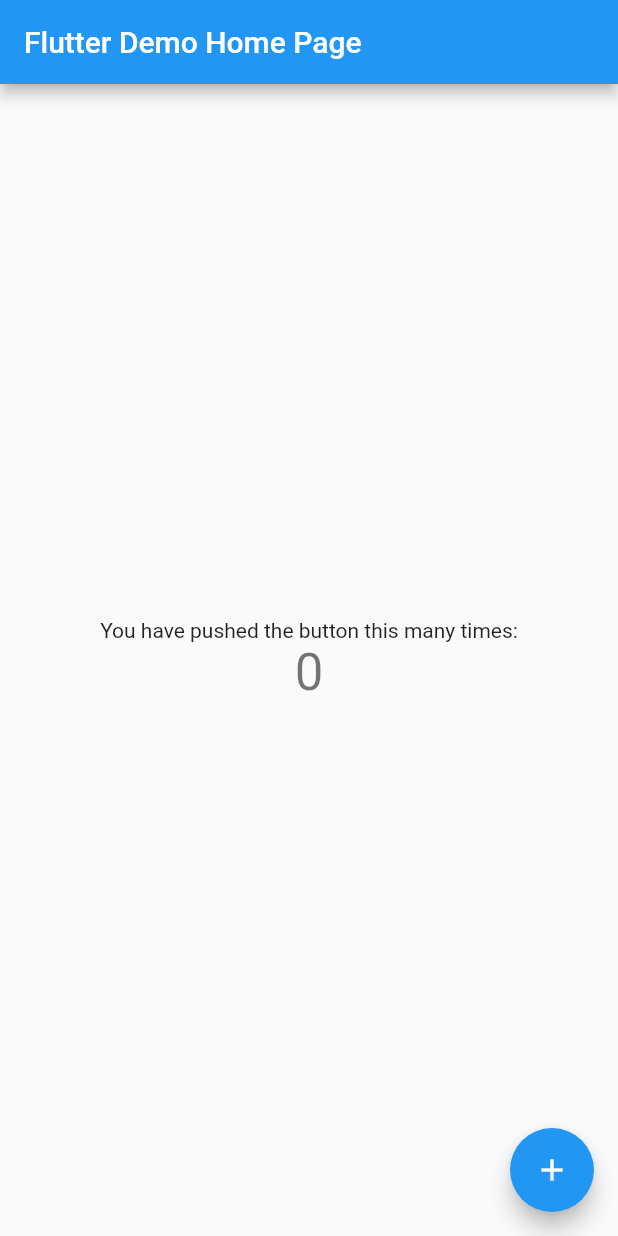
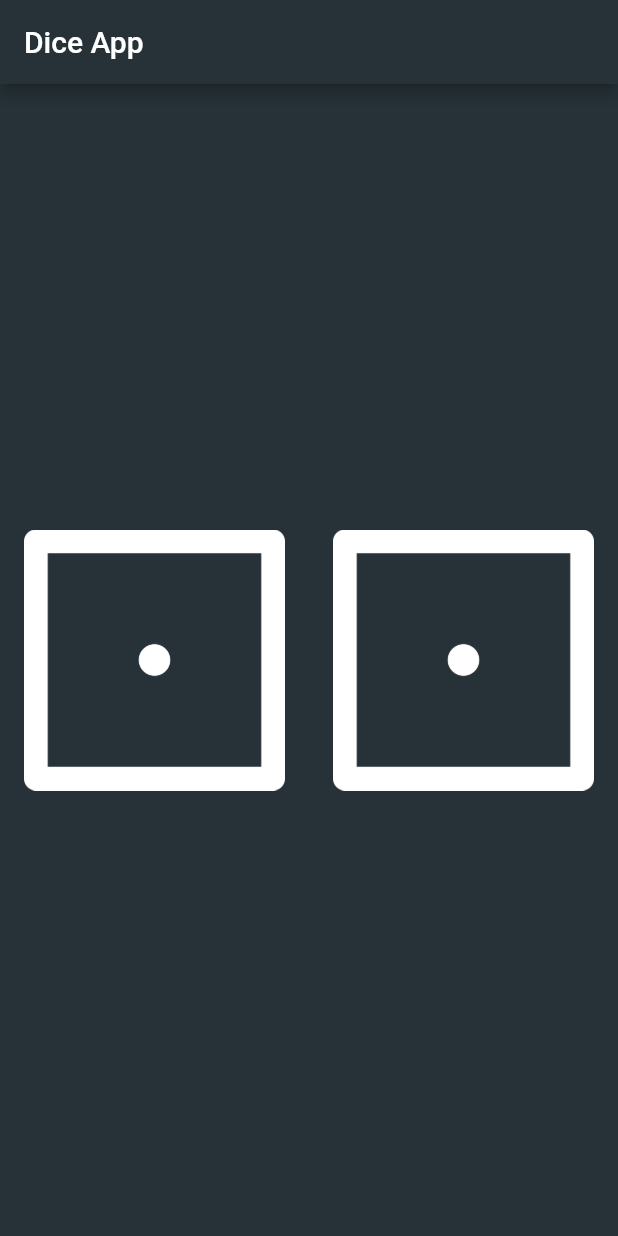
Before and after one commit to frankdavid-addae/flutter-dice-app, a Flutter app: the screen it shows after launch, on a phone screen of 412 x 824 dp. Run offline on Flutter 3.47's test engine with Material 2 defaults, Android fonts, the phone set to English and light mode, and no system bars.

Commit message:
rolling dice functionality completed

```diff
--- a/lib/main.dart
+++ b/lib/main.dart
@@ -1,115 +1,66 @@
 import 'package:flutter/material.dart';
+import 'dart:math';
 
 void main() {
-  runApp(const MyApp());
+  runApp(
+    MaterialApp(
+      debugShowCheckedModeBanner: false,
+      home: Scaffold(
+        backgroundColor: Colors.blueGrey.shade900,
+        appBar: AppBar(
+          title: const Text('Dice App'),
+          backgroundColor: Colors.blueGrey.shade900,
+        ),
+        body: const DicePage(),
+      ),
+    ),
+  );
 }
 
-class MyApp extends StatelessWidget {
-  const MyApp({Key? key}) : super(key: key);
+class DicePage extends StatefulWidget {
+  const DicePage({Key? key}) : super(key: key);
 
-  // This widget is the root of your application.
   @override
-  Widget build(BuildContext context) {
-    return MaterialApp(
-      title: 'Flutter Demo',
-      theme: ThemeData(
-        // This is the theme of your application.
-        //
-        // Try running your application with "flutter run". You'll see the
-        // application has a blue toolbar. Then, without quitting the app, try
-        // changing the primarySwatch below to Colors.green and then invoke
-        // "hot reload" (press "r" in the console where you ran "flutter run",
-        // or simply save your changes to "hot reload" in a Flutter IDE).
-        // Notice that the counter didn't reset back to zero; the application
-        // is not restarted.
-        primarySwatch: Colors.blue,
-      ),
-      home: const MyHomePage(title: 'Flutter Demo Home Page'),
-    );
-  }
+  State<DicePage> createState() => _DicePageState();
 }
 
-class MyHomePage extends StatefulWidget {
-  const MyHomePage({Key? key, required this.title}) : super(key: key);
+class _DicePageState extends State<DicePage> {
+  int leftDiceNumber = 1, rightDiceNumber = 1;
 
-  // This widget is the home page of your application. It is stateful, meaning
-  // that it has a State object (defined below) that contains fields that affect
-  // how it looks.
-
-  // This class is the configuration for the state. It holds the values (in this
-  // case the title) provided by the parent (in this case the App widget) and
-  // used by the build method of the State. Fields in a Widget subclass are
-  // always marked "final".
-
-  final String title;
-
-  @override
-  State<MyHomePage> createState() => _MyHomePageState();
-}
-
-class _MyHomePageState extends State<MyHomePage> {
-  int _counter = 0;
-
-  void _incrementCounter() {
+  void changeDiceNumbers() {
     setState(() {
-      // This call to setState tells the Flutter framework that something has
-      // changed in this State, which causes it to rerun the build method below
-      // so that the display can reflect the updated values. If we changed
-      // _counter without calling setState(), then the build method would not be
-      // called again, and so nothing would appear to happen.
-      _counter++;
+      leftDiceNumber = Random().nextInt(6) + 1;
+      rightDiceNumber = Random().nextInt(6) + 1;
     });
   }
 
   @override
   Widget build(BuildContext context) {
-    // This method is rerun every time setState is called, for instance as done
-    // by the _incrementCounter method above.
-    //
-    // The Flutter framework has been optimized to make rerunning build methods
-    // fast, so that you can just rebuild anything that needs updating rather
-    // than having to individually change instances of widgets.
-    return Scaffold(
-      appBar: AppBar(
-        // Here we take the value from the MyHomePage object that was created by
-        // the App.build method, and use it to set our appbar title.
-        title: Text(widget.title),
+    return Center(
+      child: Row(
+        children: [
+          Expanded(
+            child: ElevatedButton(
+              onPressed: changeDiceNumbers,
+              child: Image.asset('assets/images/dice$leftDiceNumber.png'),
+              style: ButtonStyle(
+                backgroundColor: MaterialStateProperty.all(Colors.transparent),
+                shadowColor: MaterialStateProperty.all(Colors.transparent),
+              ),
+            ),
+          ),
+          Expanded(
+            child: ElevatedButton(
+              onPressed: changeDiceNumbers,
+              child: Image.asset('assets/images/dice$rightDiceNumber.png'),
+              style: ButtonStyle(
+                backgroundColor: MaterialStateProperty.all(Colors.transparent),
+                shadowColor: MaterialStateProperty.all(Colors.transparent),
+              ),
+            ),
+          ),
+        ],
       ),
-      body: Center(
-        // Center is a layout widget. It takes a single child and positions it
-        // in the middle of the parent.
-        child: Column(
-          // Column is also a layout widget. It takes a list of children and
-          // arranges them vertically. By default, it sizes itself to fit its
-          // children horizontally, and tries to be as tall as its parent.
-          //
-          // Invoke "debug painting" (press "p" in the console, choose the
-          // "Toggle Debug Paint" action from the Flutter Inspector in Android
-          // Studio, or the "Toggle Debug Paint" command in Visual Studio Code)
-          // to see the wireframe for each widget.
-          //
-          // Column has various properties to control how it sizes itself and
-          // how it positions its children. Here we use mainAxisAlignment to
-          // center the children vertically; the main axis here is the vertical
-          // axis because Columns are vertical (the cross axis would be
-          // horizontal).
-          mainAxisAlignment: MainAxisAlignment.center,
-          children: <Widget>[
-            const Text(
-              'You have pushed the button this many times:',
-            ),
-            Text(
-              '$_counter',
-              style: Theme.of(context).textTheme.headline4,
-            ),
-          ],
-        ),
-      ),
-      floatingActionButton: FloatingActionButton(
-        onPressed: _incrementCounter,
-        tooltip: 'Increment',
-        child: const Icon(Icons.add),
-      ), // This trailing comma makes auto-formatting nicer for build methods.
     );
   }
 }
--- a/pubspec.yaml
+++ b/pubspec.yaml
@@ -58,8 +58,8 @@ flutter:
   uses-material-design: true
 
   # To add assets to your application, add an assets section, like this:
-  # assets:
-  #   - images/a_dot_burr.jpeg
+  assets:
+    - assets/images/
   #   - images/a_dot_ham.jpeg
 
   # An image asset can refer to one or more resolution-specific "variants", see
```
Also changed, not shown: 1 other file.
